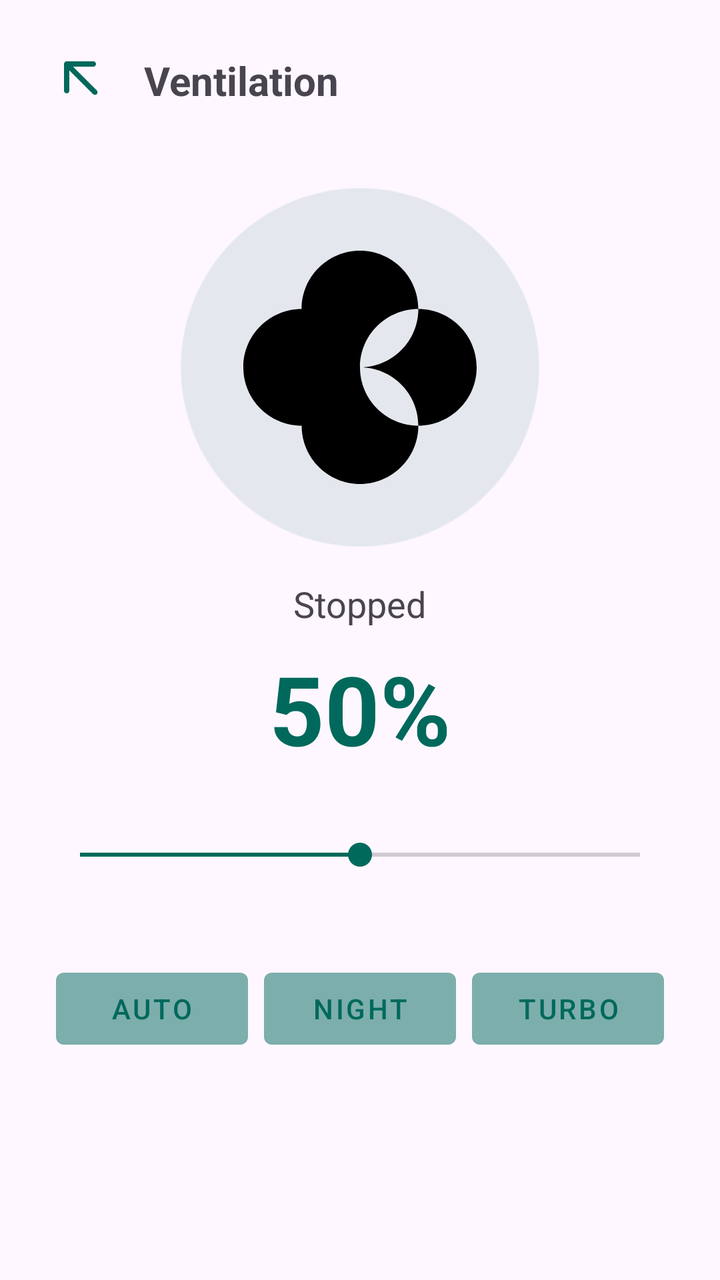
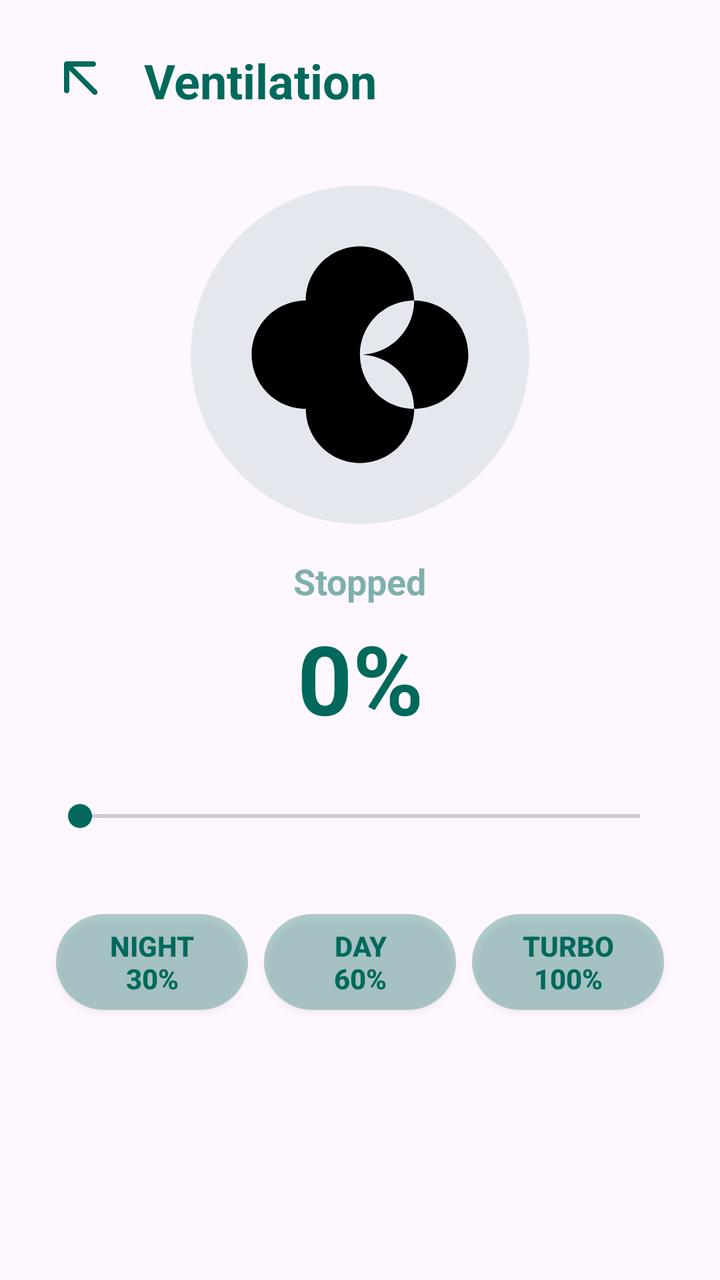

Screens rendered from an Android XML layout before and after an edit, with the pre-edit source and the edit as a unified diff.
<!-- AndroidManifest.xml: application theme Theme.SmartHomeApp -->
<!-- res/layout/activity_ventilation.xml -->
<?xml version="1.0" encoding="utf-8"?>
<androidx.constraintlayout.widget.ConstraintLayout
    xmlns:android="http://schemas.android.com/apk/res/android"
    xmlns:app="http://schemas.android.com/apk/res-auto"
    android:layout_width="match_parent"
    android:layout_height="match_parent"
    android:padding="24dp"
    android:background="?android:attr/windowBackground">

    <ImageView
        android:id="@+id/btnBack"
        android:layout_width="32dp"
        android:layout_height="32dp"
        android:src="@drawable/ic_back"
        app:layout_constraintStart_toStartOf="parent"
        app:layout_constraintTop_toTopOf="parent"
        app:tint="#00695C" />

    <TextView
        android:id="@+id/tvVentTitle"
        android:layout_width="wrap_content"
        android:layout_height="wrap_content"
        android:text="@string/title_ventilation"
        android:textSize="20sp"
        android:textStyle="bold"
        android:layout_marginStart="16dp"
        app:layout_constraintTop_toTopOf="@id/btnBack"
        app:layout_constraintBottom_toBottomOf="@id/btnBack"
        app:layout_constraintStart_toEndOf="@id/btnBack" />

    <ImageView
        android:id="@+id/ivFanIcon"
        android:layout_width="180dp"
        android:layout_height="180dp"
        android:layout_marginTop="40dp"
        android:src="@drawable/ic_fan"
        android:padding="20dp"
        android:background="@drawable/color_circle"
        android:backgroundTint="#1A00695C"
        app:layout_constraintTop_toBottomOf="@id/tvVentTitle"
        app:layout_constraintStart_toStartOf="parent"
        app:layout_constraintEnd_toEndOf="parent" />

    <TextView
        android:id="@+id/tvFanStatus"
        android:layout_width="wrap_content"
        android:layout_height="wrap_content"
        android:text="@string/status_stopped"
        android:textSize="18sp"
        android:layout_marginTop="16dp"
        app:layout_constraintTop_toBottomOf="@id/ivFanIcon"
        app:layout_constraintStart_toStartOf="parent"
        app:layout_constraintEnd_toEndOf="parent" />

    <TextView
        android:id="@+id/tvSpeedPercent"
        android:layout_width="wrap_content"
        android:layout_height="wrap_content"
        android:text="50%"
        android:textSize="48sp"
        android:textStyle="bold"
        android:textColor="#00695C"
        android:layout_marginTop="8dp"
        app:layout_constraintTop_toBottomOf="@id/tvFanStatus"
        app:layout_constraintStart_toStartOf="parent"
        app:layout_constraintEnd_toEndOf="parent" />

    <SeekBar
        android:id="@+id/sbFanSpeed"
        android:layout_width="0dp"
        android:layout_height="wrap_content"
        android:layout_marginTop="32dp"
        android:max="100"
        android:progress="50"
        android:progressTint="#00695C"
        android:thumbTint="#00695C"
        app:layout_constraintTop_toBottomOf="@id/tvSpeedPercent"
        app:layout_constraintStart_toStartOf="parent"
        app:layout_constraintEnd_toEndOf="parent" />

    <LinearLayout
        android:layout_width="match_parent"
        android:layout_height="wrap_content"
        android:orientation="horizontal"
        android:layout_marginTop="40dp"
        app:layout_constraintTop_toBottomOf="@id/sbFanSpeed"
        app:layout_constraintStart_toStartOf="parent"
        app:layout_constraintEnd_toEndOf="parent">

        <Button
            android:id="@+id/btnAuto"
            style="@style/Widget.MaterialComponents.Button.TextButton"
            android:layout_width="0dp"
            android:layout_height="wrap_content"
            android:layout_weight="1"
            android:text="@string/btn_auto"
            android:layout_margin="4dp"
            android:backgroundTint="#4D00695C"
            android:textColor="#00695C" />

        <Button
            android:id="@+id/btnNight"
            style="@style/Widget.MaterialComponents.Button.TextButton"
            android:layout_width="0dp"
            android:layout_height="wrap_content"
            android:layout_weight="1"
            android:text="@string/btn_night"
            android:layout_margin="4dp"
            android:backgroundTint="#4D00695C"
            android:textColor="#00695C" />

        <Button
            android:id="@+id/btnTurbo"
            style="@style/Widget.MaterialComponents.Button.TextButton"
            android:layout_width="0dp"
            android:layout_height="wrap_content"
            android:layout_weight="1"
            android:text="@string/btn_turbo"
            android:layout_margin="4dp"
            android:backgroundTint="#4D00695C"
            android:textColor="#00695C" />
    </LinearLayout>

</androidx.constraintlayout.widget.ConstraintLayout>
<!-- resources referenced by this layout -->
<resources>
  <!-- drawable color_circle (drawable) -->
  <?xml version="1.0" encoding="utf-8"?>
  <shape xmlns:android="http://schemas.android.com/apk/res/android"
      android:shape="oval">
  
      <solid android:color="#FFFFFF" />
  
      <stroke
          android:width="1dp"
          android:color="#33000000" />
  
      <size android:width="50dp" android:height="50dp" />
  </shape>
  <!-- drawable ic_back (drawable) -->
  <vector xmlns:android="http://schemas.android.com/apk/res/android" android:height="24dp" android:tint="#000000" android:viewportHeight="960" android:viewportWidth="960" android:width="24dp">
        
      <path android:fillColor="@android:color/white" android:pathData="M320,336L320,640Q320,657 308.5,668.5Q297,680 280,680Q263,680 251.5,668.5Q240,657 240,640L240,240Q240,223 251.5,211.5Q263,200 280,200L680,200Q697,200 708.5,211.5Q720,223 720,240Q720,257 708.5,268.5Q697,280 680,280L376,280L732,636Q743,647 743,664Q743,681 732,692Q721,703 704,703Q687,703 676,692L320,336Z"/>
      
  </vector>
  <!-- drawable ic_fan (drawable) -->
  <vector xmlns:android="http://schemas.android.com/apk/res/android"
      android:width="24dp"
      android:height="24dp"
      android:viewportWidth="24"
      android:viewportHeight="24">
      <path
          android:fillColor="#FF000000"
          android:pathData="M12,12c0,-2.76 2.24,-5 5,-5s5,2.24 5,5s-2.24,5 -5,5s-5,-2.24 -5,-5zM2,12c0,2.76 2.24,5 5,5s5,-2.24 5,-5s-2.24,-5 -5,-5s-5,2.24 -5,5zM12,2c-2.76,0 -5,2.24 -5,5s2.24,5 5,5s5,-2.24 5,-5s-2.24,-5 -5,-5zM12,22c2.76,0 5,-2.24 5,-5s-2.24,-5 -5,-5s-5,2.24 -5,5s2.24,5 5,5z"/>
  </vector>
  <string name="btn_auto">AUTO</string>
  <string name="btn_night">NIGHT</string>
  <string name="btn_turbo">TURBO</string>
  <string name="status_stopped">Stopped</string>
  <string name="title_ventilation">Ventilation</string>
  <style name="Theme.SmartHomeApp" parent="Base.Theme.SmartHomeApp" />
  <style name="Base.Theme.SmartHomeApp" parent="Theme.Material3.DayNight.NoActionBar">
          
          
      </style>
</resources>

<!-- the commit's change to res/layout/activity_ventilation.xml (unified diff, before → after) -->
@@ -21,7 +21,8 @@
         android:layout_width="wrap_content"
         android:layout_height="wrap_content"
         android:text="@string/title_ventilation"
-        android:textSize="20sp"
+        android:textSize="24sp"
+        android:textColor="#00695C"
         android:textStyle="bold"
         android:layout_marginStart="16dp"
         app:layout_constraintTop_toTopOf="@id/btnBack"
@@ -30,9 +31,9 @@
 
     <ImageView
         android:id="@+id/ivFanIcon"
-        android:layout_width="180dp"
-        android:layout_height="180dp"
-        android:layout_marginTop="40dp"
+        android:layout_width="170dp"
+        android:layout_height="170dp"
+        android:layout_marginTop="36dp"
         android:src="@drawable/ic_fan"
         android:padding="20dp"
         android:background="@drawable/color_circle"
@@ -47,6 +48,8 @@
         android:layout_height="wrap_content"
         android:text="@string/status_stopped"
         android:textSize="18sp"
+        android:textStyle="bold"
+        android:textColor="#8000695C"
         android:layout_marginTop="16dp"
         app:layout_constraintTop_toBottomOf="@id/ivFanIcon"
         app:layout_constraintStart_toStartOf="parent"
@@ -56,11 +59,11 @@
         android:id="@+id/tvSpeedPercent"
         android:layout_width="wrap_content"
         android:layout_height="wrap_content"
-        android:text="50%"
+        android:text="0%"
         android:textSize="48sp"
         android:textStyle="bold"
         android:textColor="#00695C"
-        android:layout_marginTop="8dp"
+        android:layout_marginTop="4dp"
         app:layout_constraintTop_toBottomOf="@id/tvFanStatus"
         app:layout_constraintStart_toStartOf="parent"
         app:layout_constraintEnd_toEndOf="parent" />
@@ -69,9 +72,9 @@
         android:id="@+id/sbFanSpeed"
         android:layout_width="0dp"
         android:layout_height="wrap_content"
-        android:layout_marginTop="32dp"
+        android:layout_marginTop="28dp"
         android:max="100"
-        android:progress="50"
+        android:progress="0"
         android:progressTint="#00695C"
         android:thumbTint="#00695C"
         app:layout_constraintTop_toBottomOf="@id/tvSpeedPercent"
@@ -79,45 +82,52 @@
         app:layout_constraintEnd_toEndOf="parent" />
 
     <LinearLayout
+        android:id="@+id/layoutPresets"
         android:layout_width="match_parent"
         android:layout_height="wrap_content"
         android:orientation="horizontal"
-        android:layout_marginTop="40dp"
+        android:layout_marginTop="36dp"
         app:layout_constraintTop_toBottomOf="@id/sbFanSpeed"
         app:layout_constraintStart_toStartOf="parent"
         app:layout_constraintEnd_toEndOf="parent">
 
-        <Button
-            android:id="@+id/btnAuto"
-            style="@style/Widget.MaterialComponents.Button.TextButton"
+        
+        <androidx.appcompat.widget.AppCompatButton
+            android:id="@+id/btnNight"
             android:layout_width="0dp"
             android:layout_height="wrap_content"
             android:layout_weight="1"
-            android:text="@string/btn_auto"
+            android:text="NIGHT\n30%"
+            android:textAllCaps="false"
+            android:textStyle="bold"
             android:layout_margin="4dp"
-            android:backgroundTint="#4D00695C"
+            android:background="@drawable/bg_heating_button"
             android:textColor="#00695C" />
 
-        <Button
-            android:id="@+id/btnNight"
-            style="@style/Widget.MaterialComponents.Button.TextButton"
+        
+        <androidx.appcompat.widget.AppCompatButton
+            android:id="@+id/btnAuto"
             android:layout_width="0dp"
             android:layout_height="wrap_content"
             android:layout_weight="1"
-            android:text="@string/btn_night"
+            android:text="DAY\n60%"
+            android:textAllCaps="false"
+            android:textStyle="bold"
             android:layout_margin="4dp"
-            android:backgroundTint="#4D00695C"
+            android:background="@drawable/bg_heating_button"
             android:textColor="#00695C" />
 
-        <Button
+        
+        <androidx.appcompat.widget.AppCompatButton
             android:id="@+id/btnTurbo"
-            style="@style/Widget.MaterialComponents.Button.TextButton"
             android:layout_width="0dp"
             android:layout_height="wrap_content"
             android:layout_weight="1"
-            android:text="@string/btn_turbo"
+            android:text="TURBO\n100%"
+            android:textAllCaps="false"
+            android:textStyle="bold"
             android:layout_margin="4dp"
-            android:backgroundTint="#4D00695C"
+            android:background="@drawable/bg_heating_button"
             android:textColor="#00695C" />
     </LinearLayout>
 
<!-- resource entries referenced after the edit -->
@@ -1,5 +1,19 @@
 <!-- resources referenced by this layout -->
 <resources>
+  <!-- drawable bg_heating_button (drawable) -->
+  <?xml version="1.0" encoding="utf-8"?>
+  <selector xmlns:android="http://schemas.android.com/apk/res/android">
+      <item android:state_pressed="true">
+          <shape android:shape="rectangle">
+              <solid android:color="#9900695C"/> <corners android:radius="24dp"/> </shape>
+      </item>
+  
+      <item>
+          <shape android:shape="rectangle">
+              <solid android:color="#4D00695C"/> <corners android:radius="24dp"/>
+          </shape>
+      </item>
+  </selector>
   <!-- drawable color_circle (drawable) -->
   <?xml version="1.0" encoding="utf-8"?>
   <shape xmlns:android="http://schemas.android.com/apk/res/android"
@@ -29,9 +43,6 @@
           android:fillColor="#FF000000"
           android:pathData="M12,12c0,-2.76 2.24,-5 5,-5s5,2.24 5,5s-2.24,5 -5,5s-5,-2.24 -5,-5zM2,12c0,2.76 2.24,5 5,5s5,-2.24 5,-5s-2.24,-5 -5,-5s-5,2.24 -5,5zM12,2c-2.76,0 -5,2.24 -5,5s2.24,5 5,5s5,-2.24 5,-5s-2.24,-5 -5,-5zM12,22c2.76,0 5,-2.24 5,-5s-2.24,-5 -5,-5s-5,2.24 -5,5s2.24,5 5,5z"/>
   </vector>
-  <string name="btn_auto">AUTO</string>
-  <string name="btn_night">NIGHT</string>
-  <string name="btn_turbo">TURBO</string>
   <string name="status_stopped">Stopped</string>
   <string name="title_ventilation">Ventilation</string>
   <style name="Theme.SmartHomeApp" parent="Base.Theme.SmartHomeApp" />
